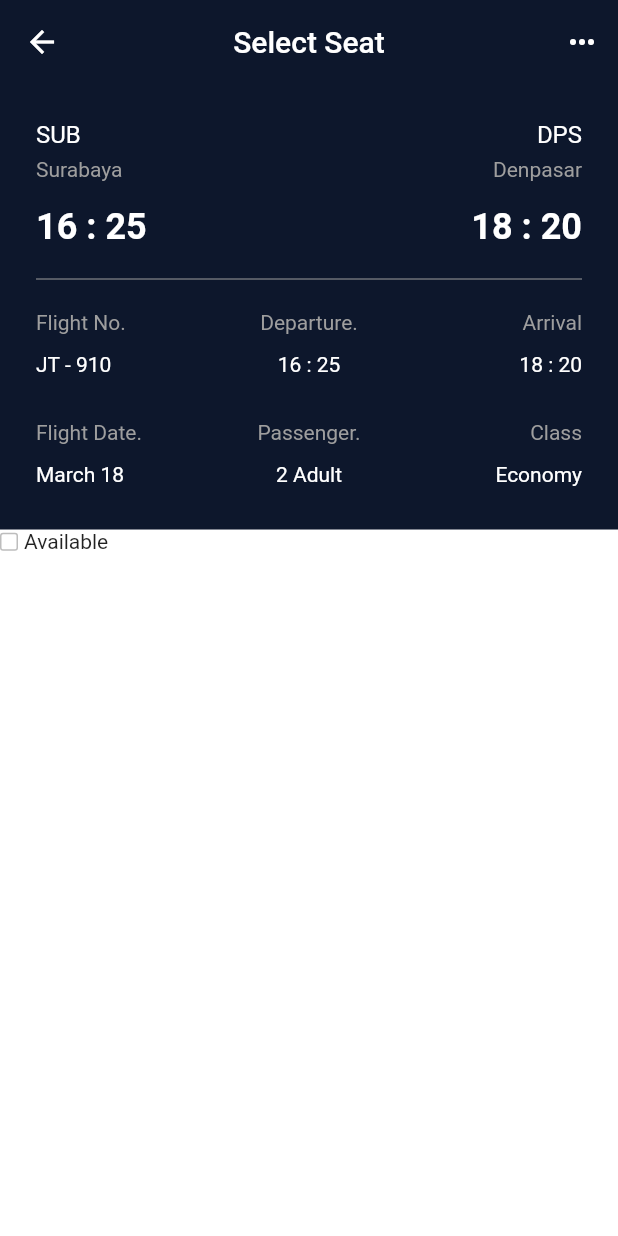
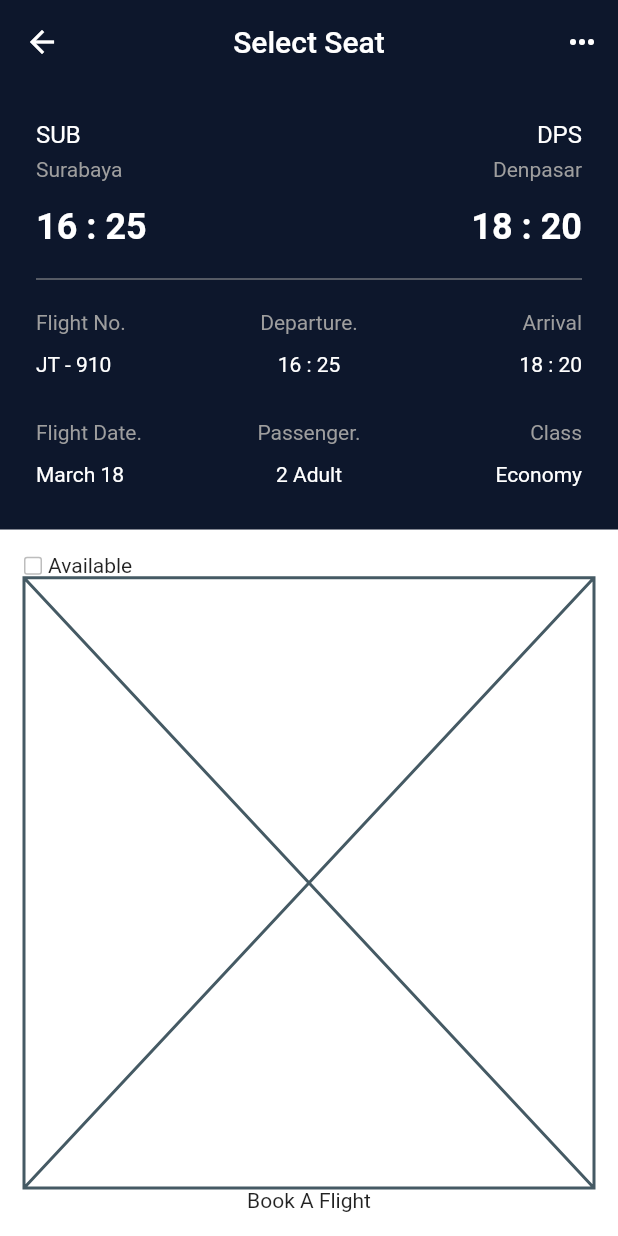
Before and after one commit to JAICHANGPARK/flutter_notebook_chapter_29, a Flutter app: the FlightBookingSelectPage screen opened directly, on a phone screen of 412 x 824 dp. Run offline on Flutter 3.47's test engine with Material 2 defaults, Android fonts, the phone set to English and light mode, and no system bars.

Commit message:
Update flight_booking_select_page.dart

```diff
--- a/lib/ep1465_flight_booking_app/view/flight_booking_select_page.dart
+++ b/lib/ep1465_flight_booking_app/view/flight_booking_select_page.dart
@@ -301,6 +301,7 @@ class _FlightBookingSelectPageState extends State<FlightBookingSelectPage> {
                     flex: 12,
                     child: Container(
                       color: Colors.white,
+                      padding: EdgeInsets.all(16),
                       child: Column(
                         children: [
                           Row(
@@ -324,6 +325,12 @@ class _FlightBookingSelectPageState extends State<FlightBookingSelectPage> {
                                 ],
                               )
                             ],
+                          ),
+                          Expanded(child: Placeholder()),
+                          Container(
+                            child: Center(
+                              child: Text("Book A Flight"),
+                            ),
                           )
                         ],
                       ),
```
